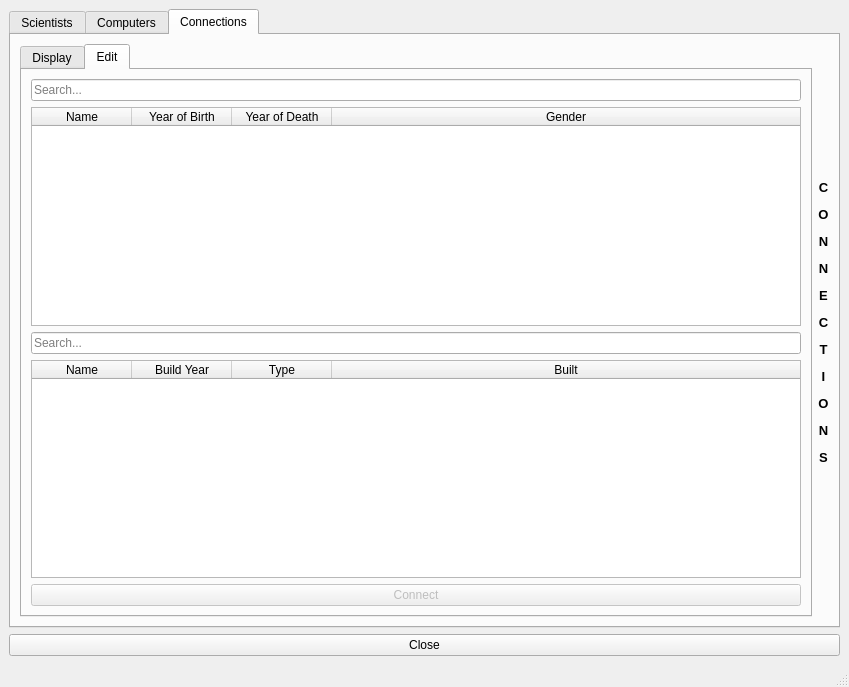
ivarmarkusson/Lokaverkefni, file Verkefni3/displaywindow.ui: the form before one commit.
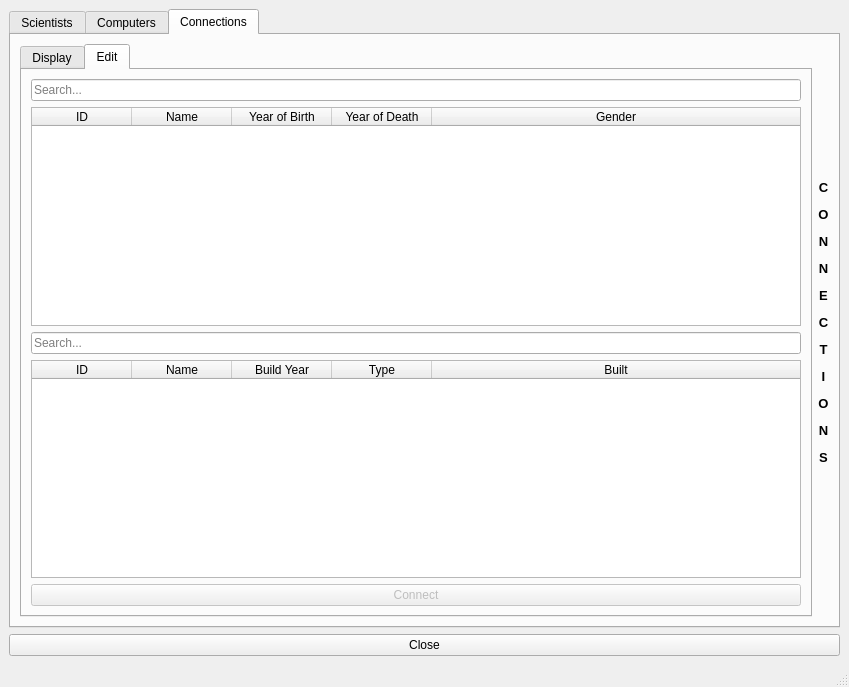
The form after the commit. The open tabs and pages were chosen to show the change.

What changed in the file:
```diff
--- a/Verkefni3/displaywindow.ui
+++ b/Verkefni3/displaywindow.ui
@@ -407,6 +407,14 @@
               <attribute name="horizontalHeaderStretchLastSection">
                <bool>true</bool>
               </attribute>
+              <attribute name="verticalHeaderVisible">
+               <bool>false</bool>
+              </attribute>
+              <column>
+               <property name="text">
+                <string>ID</string>
+               </property>
+              </column>
               <column>
                <property name="text">
                 <string>Name</string>
@@ -453,6 +461,14 @@
               <attribute name="horizontalHeaderStretchLastSection">
                <bool>true</bool>
               </attribute>
+              <attribute name="verticalHeaderVisible">
+               <bool>false</bool>
+              </attribute>
+              <column>
+               <property name="text">
+                <string>ID</string>
+               </property>
+              </column>
               <column>
                <property name="text">
                 <string>Name</string>
```
Left out of the diff: 29 changed lines with no effect on the pictures.
